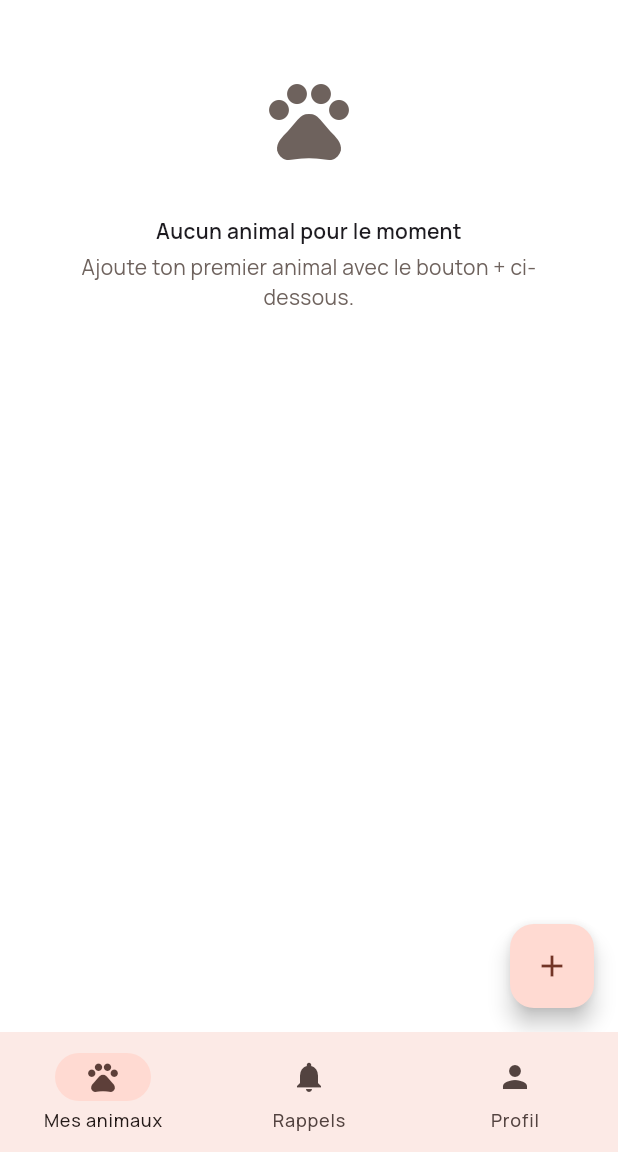
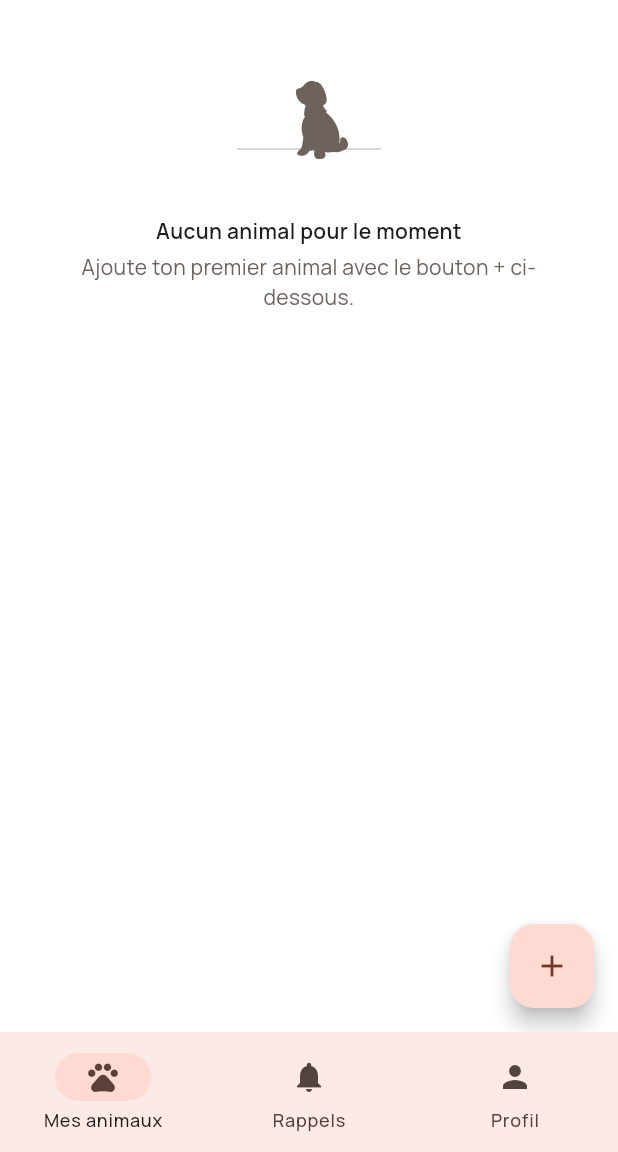
Before and after one commit to St4r4x/pawfolio, a Flutter app: the screen it shows once a user with an empty profile is signed in, on a phone screen of 412 x 824 dp, the part 84-1236 px from its top. Run offline on Flutter 3.47's test engine with Material 3 defaults, Android fonts, the phone set to English and light mode, and no system bars; our stand-ins replace fl_chart, flutter_local_notifications, flutter_riverpod, flutter_svg, go_router, google_fonts and 3 more; accounts and stored records are empty.

Commit message:
feat: use unDraw SVG illustrations in all empty states
Swap the placeholder Icon illustrations for real unDraw SVGs (rendered
via flutter_svg) in the pets, reminders, weight, vaccinations,
treatments, and vet-visits empty states.

```diff
--- a/lib/screens/home/home_screen.dart
+++ b/lib/screens/home/home_screen.dart
@@ -1,5 +1,6 @@
 import 'package:flutter/material.dart';
 import 'package:flutter_riverpod/flutter_riverpod.dart';
+import 'package:flutter_svg/flutter_svg.dart';
 import 'package:go_router/go_router.dart';
 
 import '../../date_only.dart';
@@ -95,8 +96,11 @@ class HomeScreen extends ConsumerWidget {
                 ),
               ),
               data: (pets) => pets.isEmpty
-                  ? const EmptyState(
-                      illustration: Icon(Icons.pets, size: 64, color: AppColors.muted),
+                  ? EmptyState(
+                      illustration: SvgPicture.asset(
+                        'assets/illustrations/no_pets.svg',
+                        colorFilter: const ColorFilter.mode(AppColors.muted, BlendMode.srcIn),
+                      ),
                       title: 'Aucun animal pour le moment',
                       subtitle: 'Ajoute ton premier animal avec le bouton + ci-dessous.',
                     )
--- a/pubspec.yaml
+++ b/pubspec.yaml
@@ -42,6 +42,7 @@ dependencies:
   google_fonts: ^8.2.1
   shared_preferences: ^2.5.5
   fl_chart: ^1.2.0
+  flutter_svg: ^2.3.0
 
 dev_dependencies:
   flutter_test:
@@ -69,6 +70,8 @@ flutter:
   # assets:
   #   - images/a_dot_burr.jpeg
   #   - images/a_dot_ham.jpeg
+  assets:
+    - assets/illustrations/
 
   # An image asset can refer to one or more resolution-specific "variants", see
   # https://flutter.dev/to/resolution-aware-images
```
Also changed, not shown: lib/screens/pet_detail/widgets/treatments_tab.dart (+6 -2 lines), lib/screens/pet_detail/widgets/vaccinations_tab.dart (+6 -2 lines), lib/screens/pet_detail/widgets/vet_visits_tab.dart (+6 -2 lines), lib/screens/pet_detail/widgets/weight_tab.dart (+6 -2 lines), lib/screens/reminders/reminders_screen.dart (+6 -2 lines), assets/illustrations/no_pets.svg (added), assets/illustrations/no_reminders.svg (added), assets/illustrations/no_treatments.svg (added), assets/illustrations/no_vaccinations.svg (added), assets/illustrations/no_vet_visits.svg (added), assets/illustrations/no_weight_entries.svg (added), pubspec.lock, 1 other file.
